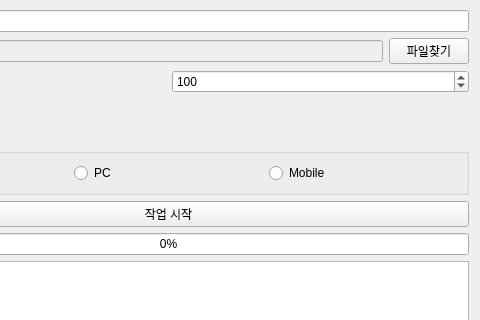
Above: ad_crawler.ui from alsoj/sideproejct before the change; both pictures show x 142 to 622 and y 0 to 320 of the 622 by 538 pixel window. Below: the same form after it.
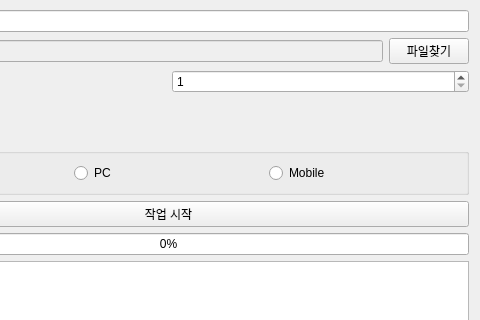
That is the form after the change.

Commit message: timeout 제거, 속도보다 정확도에 우선

```diff
--- a/ad_crawler.ui
+++ b/ad_crawler.ui
@@ -78,6 +78,9 @@
            </item>
            <item>
             <widget class="QSpinBox" name="spin_cnt">
+             <property name="minimum">
+              <number>1</number>
+             </property>
              <property name="maximum">
               <number>9999</number>
              </property>
@@ -85,7 +88,7 @@
               <number>100</number>
              </property>
              <property name="value">
-              <number>100</number>
+              <number>1</number>
              </property>
             </widget>
            </item>
```
Left out of the diff: 2 changed lines with no effect on the pictures. The commit also changes 1 other file.
